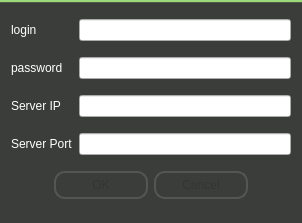
Above: client/gui/livejamming/app/accountconnection.ui from sush/Live-Jamming before the change. Below: the same form after it.
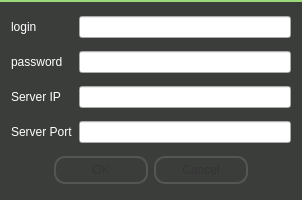
That is the form after the change. Icons and pictures are not drawn.

What changed in the file:
```diff
--- a/client/gui/livejamming/app/accountconnection.ui
+++ b/client/gui/livejamming/app/accountconnection.ui
@@ -10,7 +10,7 @@
     <x>0</x>
     <y>0</y>
     <width>302</width>
-    <height>223</height>
+    <height>200</height>
    </rect>
   </property>
   <property name="minimumSize">
```
Left out of the diff: 6 changed lines with no effect on the pictures.
